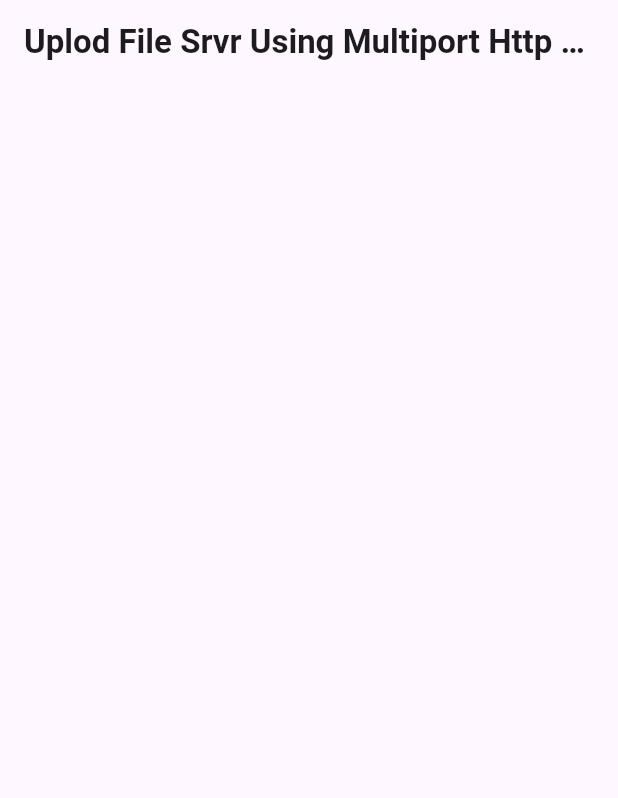
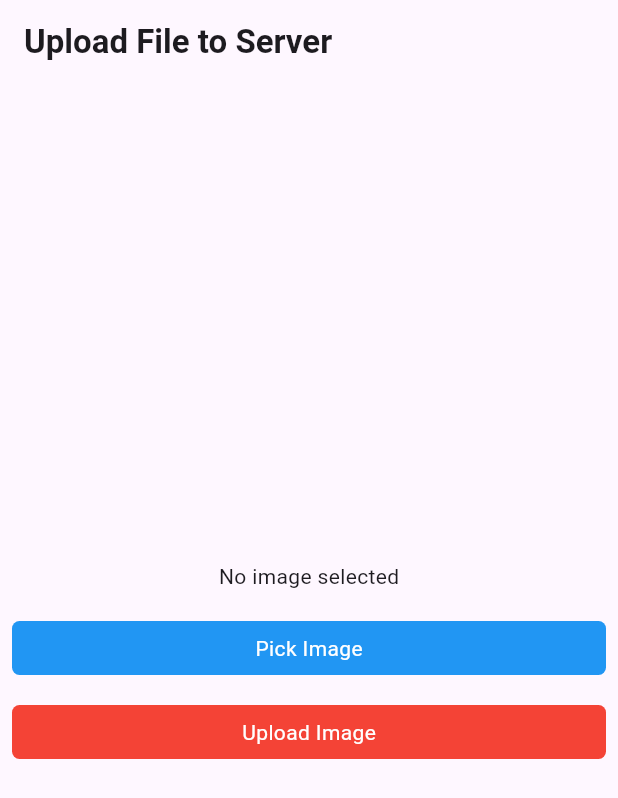
Before and after one commit to UmaraRana1122/apiintegration, a Flutter app: the screen it shows after launch, on a phone screen of 412 x 824 dp. Shown: the top 798 px of the screen. Run offline on Flutter 3.47's test engine with Material 3 defaults, Android fonts, the phone set to English and light mode, and no system bars; drawn by our look-alikes of modal_progress_hud_nsn; our stand-ins replace image_picker.

Commit message:
successfuly upload photo

```diff
--- a/lib/ApiIntegration/PostApi/post_upload_images.dart
+++ b/lib/ApiIntegration/PostApi/post_upload_images.dart
@@ -1,6 +1,10 @@
+import 'dart:io';
+
 import 'package:flutter/material.dart';
+import 'package:image_picker/image_picker.dart';
+import 'package:modal_progress_hud_nsn/modal_progress_hud_nsn.dart';
+import 'package:http/http.dart' as http;
 
-//Flutter Upload File/Image To Rest API/Server Using Multiport Http Request with Null
 class UploadMultipleImagesScreen extends StatefulWidget {
   const UploadMultipleImagesScreen({super.key});
 
@@ -11,21 +15,140 @@ class UploadMultipleImagesScreen extends StatefulWidget {
 
 class _UploadMultipleImagesScreenState
     extends State<UploadMultipleImagesScreen> {
+  File? image;
+  final picker = ImagePicker();
+  bool showSpinner = false;
+
+  Future getImage() async {
+    try {
+      final pickedFile =
+          await picker.pickImage(source: ImageSource.gallery, imageQuality: 80);
+      if (pickedFile != null) {
+        setState(() {
+          image = File(pickedFile.path);
+        });
+      } else {
+        print("No image selected");
+      }
+    } catch (e) {
+      print("Error picking image: $e");
+    }
+  }
+
+  Future<void> uploadImage() async {
+    if (image == null) {
+      print("No image to upload");
+      return;
+    }
+
+    setState(() {
+      showSpinner = true;
+    });
+
+    try {
+      var stream = http.ByteStream(image!.openRead());
+      stream.cast();
+      var length = await image!.length();
+      var uri = Uri.parse('http://fakestoreapi.com/products');
+      var request = http.MultipartRequest('POST', uri);
+      request.fields['title'] = "Static title";
+      var multipart = http.MultipartFile('image', stream, length);
+      request.files.add(multipart);
+      var response = await request.send();
+
+      if (response.statusCode == 200) {
+        print('Image uploaded');
+      } else {
+        print('Failed to upload image');
+      }
+    } catch (e) {
+      print('Error uploading image: $e');
+    } finally {
+      setState(() {
+        showSpinner = false;
+      });
+    }
+  }
+
   @override
   Widget build(BuildContext context) {
-    return Scaffold(
-      appBar: AppBar(
+    return ModalProgressHUD(
+      inAsyncCall: showSpinner,
+      child: Scaffold(
+        appBar: AppBar(
           title: Text(
-        "Uplod File Srvr Using Multiport Http rqt",
-        style: TextStyle(
-          fontWeight: FontWeight.w600,
+            "Upload File to Server",
+            style: TextStyle(
+              fontWeight: FontWeight.w600,
+            ),
+          ),
         ),
-      )),
-      body: Column(
-        mainAxisAlignment: MainAxisAlignment.center,
-        crossAxisAlignment: CrossAxisAlignment.center,
-        children: [],
+        body: Padding(
+          padding: const EdgeInsets.all(8.0),
+          child: Column(
+            mainAxisAlignment: MainAxisAlignment.center,
+            crossAxisAlignment: CrossAxisAlignment.center,
+            children: [
+              Container(
+                child: image == null
+                    ? Center(
+                        child: Text("No image selected"),
+                      )
+                    : Center(
+                        child: Image.file(
+                          image!,
+                          height: 100,
+                          width: 100,
+                          fit: BoxFit.cover,
+                        ),
+                      ),
+              ),
+              SizedBox(height: 20),
+              GestureDetector(
+                onTap: getImage,
+                child: Container(
+                  decoration: BoxDecoration(
+                    color: Colors.blue,
+                    borderRadius: BorderRadius.circular(5),
+                  ),
+                  child: Center(
+                    child: Padding(
+                      padding: const EdgeInsets.all(8.0),
+                      child: Text(
+                        "Pick Image",
+                        style: TextStyle(color: Colors.white),
+                      ),
+                    ),
+                  ),
+                ),
+              ),
+              SizedBox(height: 20),
+              GestureDetector(
+                onTap: uploadImage,
+                child: Container(
+                  decoration: BoxDecoration(
+                    color: Colors.red,
+                    borderRadius: BorderRadius.circular(5),
+                  ),
+                  child: Center(
+                    child: Padding(
+                      padding: const EdgeInsets.all(8.0),
+                      child: Text(
+                        "Upload Image",
+                        style: TextStyle(color: Colors.white),
+                      ),
+                    ),
+                  ),
+                ),
+              ),
+            ],
+          ),
+        ),
       ),
     );
   }
 }
+
+void main() {
+  runApp(MaterialApp(home: UploadMultipleImagesScreen()));
+}
--- a/pubspec.yaml
+++ b/pubspec.yaml
@@ -36,7 +36,7 @@ dependencies:
   # Use with the CupertinoIcons class for iOS style icons.
   cupertino_icons: ^1.0.6
   http: ^1.2.1
-  modal_progress_hud_nsn: ^0.5.1
+  modal_progress_hud_nsn: ^0.1.0-nullsafety-0
   image_picker: ^1.1.2
 
 dev_dependencies:
```
Also changed, not shown: pubspec.lock, 5 other files.
